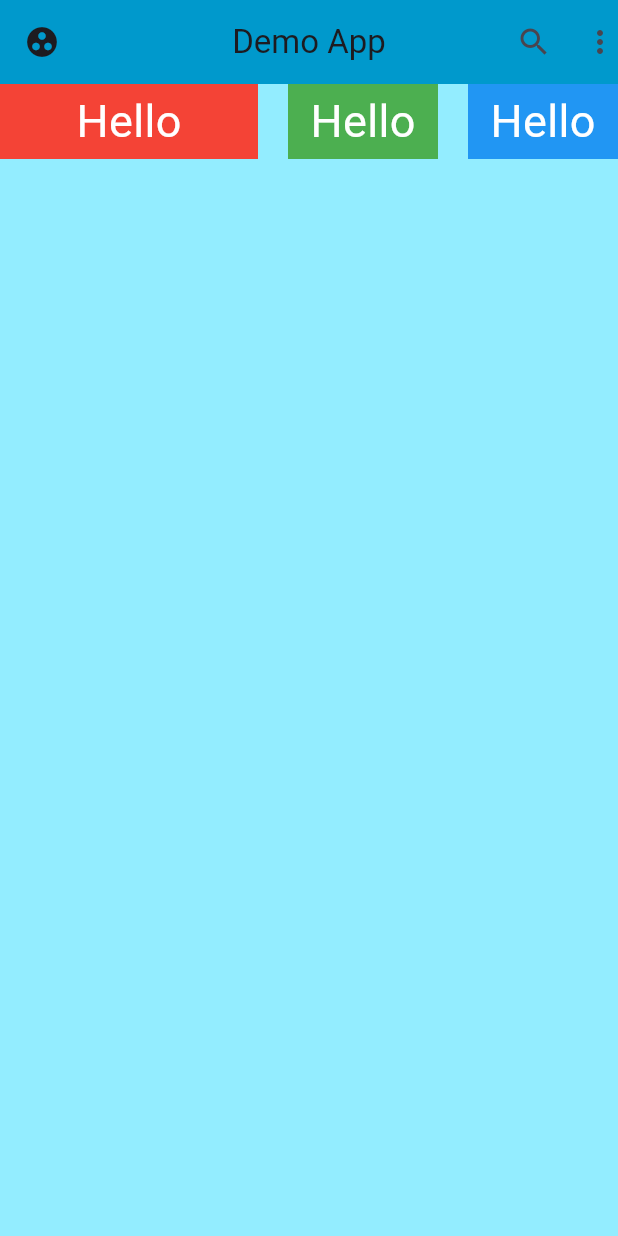
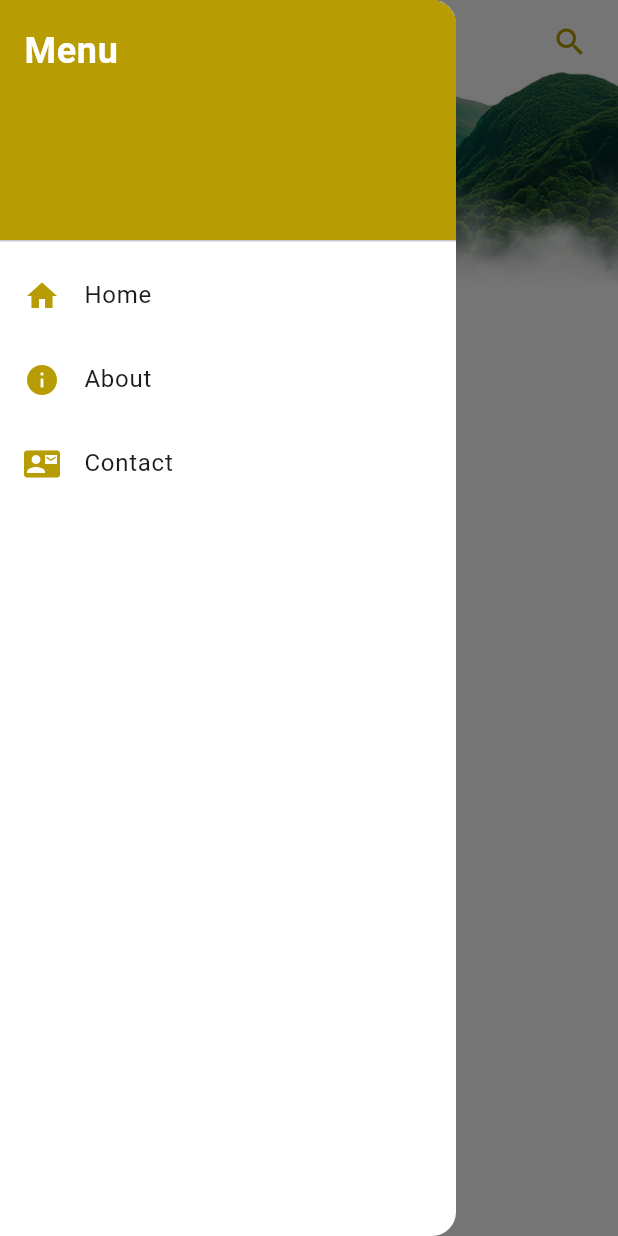
Before and after one commit to sadjoyman/meow, a Flutter app: the screen it shows after launch, with the side drawer open (before the commit the screen has no drawer), on a phone screen of 412 x 824 dp. Run offline on Flutter 3.47's test engine with Material 3 defaults, Android fonts, the phone set to English and light mode, and no system bars.

Commit message:
homepage

```diff
--- a/lib/main.dart
+++ b/lib/main.dart
@@ -1,73 +1,25 @@
 // Demo Flutter App with Explanations
 import 'package:flutter/material.dart';
+import 'package:ammbaddi/pages/homepage.dart';
 
-// The main function is the entry point of the Flutter application.
 void main() {
-  // runApp starts the app and inflates the given widget (MyApp) as the root of the widget tree.
   runApp(const MyApp());
 }
 
-// MyApp is the root widget of the application.
 class MyApp extends StatelessWidget {
   const MyApp({super.key});
 
-  // The build method describes how to display the widget in terms of other widgets.
   @override
   Widget build(BuildContext context) {
     return MaterialApp(
       debugShowCheckedModeBanner: false,
-      home: Scaffold(
-        backgroundColor: Color.fromARGB(255, 147, 237, 255),
-        appBar: AppBar(
-          title: Text("Demo App"),
-          centerTitle: true,
-          backgroundColor: Color.fromARGB(255, 0, 153, 204),
-          leading: Icon(Icons.group_work),
-          actions: [
-            Icon(Icons.search),
-            SizedBox(width: 20),
-            Icon(Icons.more_vert)
-          ],
-        ),
-        body: Column(
-          children: [
-            Row(
-              mainAxisAlignment: MainAxisAlignment.center,
-              children: [
-                Expanded(
-                  child: Container(
-                    height: 50,
-                    width: 100,
-                    color: Colors.red,
-                    child: Center(
-                      child: Text("Hello", style: TextStyle(fontSize: 30, color: Colors.white)),
-                    ),
-                  ),
-                ),
-                SizedBox(width: 20),
-                Container(
-                  height: 50,
-                  width: 100,
-                  color: Colors.green,
-                  child: Center(
-                    child: Text("Hello", style: TextStyle(fontSize: 30, color: Colors.white)),
-                  ),
-                ),
-                SizedBox(width: 20),
-                Container(
-                  height: 50,
-                  width: 100,
-                  color: Colors.blue,
-                  child: Center(
-                    child: Text("Hello", style: TextStyle(fontSize: 30, color: Colors.white)),
-                  ),
-                ),
-              ],
-            ),
-            // Add other widgets below if needed
-          ],
-        ),
-      ),
+      initialRoute: '/homepage', // app starts here
+      routes: {
+        '/homepage': (context) => const Homepage(),
+        // later you can add:
+        // '/about': (context) => const AboutPage(),
+        // '/contact': (context) => const ContactPage(),
+      },
     );
   }
 }
--- /dev/null
+++ b/lib/pages/homepage.dart
@@ -0,0 +1,125 @@
+import 'package:flutter/material.dart';
+
+class Homepage extends StatelessWidget {
+  const Homepage({super.key});
+
+  @override
+  Widget build(BuildContext context) {
+    return Scaffold(
+      extendBodyBehindAppBar: true,
+      appBar: AppBar(
+        iconTheme: const IconThemeData(color: Color.fromARGB(255, 183, 156, 3)),
+        backgroundColor: Colors.transparent,
+        elevation: 0,
+        centerTitle: true,
+        title: const Text(
+          "Southern Odessey",
+          style: TextStyle(
+            color: Color.fromARGB(255, 183, 156, 3),
+            fontWeight: FontWeight.bold,
+            fontSize: 20,
+          ),
+        ),
+        actions: const [
+          Icon(Icons.search, color: Color.fromARGB(255, 183, 156, 3)),
+          SizedBox(width: 20),
+        ],
+      ),
+      drawer: Drawer(
+        backgroundColor: Colors.white,
+        child: ListView(
+          padding: EdgeInsets.zero,
+          children: [
+            const DrawerHeader(
+              decoration: BoxDecoration(color: Color.fromARGB(255, 183, 156, 3)),
+              child: Text(
+                "Menu",
+                style: TextStyle(
+                  color: Colors.white,
+                  fontSize: 24,
+                  fontWeight: FontWeight.bold,
+                ),
+              ),
+            ),
+            _drawerItem(
+              context: context,
+              icon: Icons.home,
+              text: "Home",
+              routeName: '/homepage',
+            ),
+            _drawerItem(
+              context: context,
+              icon: Icons.info,
+              text: "About",
+              routeName: '/about',
+            ),
+            _drawerItem(
+              context: context,
+              icon: Icons.contact_mail,
+              text: "Contact",
+              routeName: '/contact',
+            ),
+          ],
+        ),
+      ),
+      body: Stack(
+        children: [
+          // Background image
+          Container(
+            decoration: const BoxDecoration(
+              image: DecorationImage(
+                image: AssetImage('assets/images/am.jpg'),
+                fit: BoxFit.cover,
+              ),
+            ),
+          ),
+
+          // "Explore" at top-left below AppBar
+          const Positioned(
+            top: kToolbarHeight + 120,
+            left: 16,
+            child: Text(
+              "Explore",
+              style: TextStyle(
+                fontSize: 19,
+                fontWeight: FontWeight.bold,
+                color: Colors.black,
+              ),
+            ),
+          ),
+
+          // Center "Southern Odessey"
+          const Center(
+            child: Text(
+              "Southern h Odessey",
+              style: TextStyle(
+                fontSize: 26,
+                fontWeight: FontWeight.bold,
+                color: Colors.white,
+              ),
+            ),
+          ),
+        ],
+      ),
+    );
+  }
+
+  // Drawer item helper function
+  Widget _drawerItem({
+    required BuildContext context,
+    required IconData icon,
+    required String text,
+    required String routeName,
+  }) {
+    return ListTile(
+      leading: Icon(icon, color: const Color.fromARGB(255, 183, 156, 3)),
+      title: Text(text),
+      onTap: () {
+        Navigator.pop(context); // Close drawer
+        if (ModalRoute.of(context)?.settings.name != routeName) {
+          Navigator.pushReplacementNamed(context, routeName);
+        }
+      },
+    );
+  }
+}
```
Also changed, not shown: pubspec.yaml (+2 -34 lines), assets/images/am.jpg (added).
